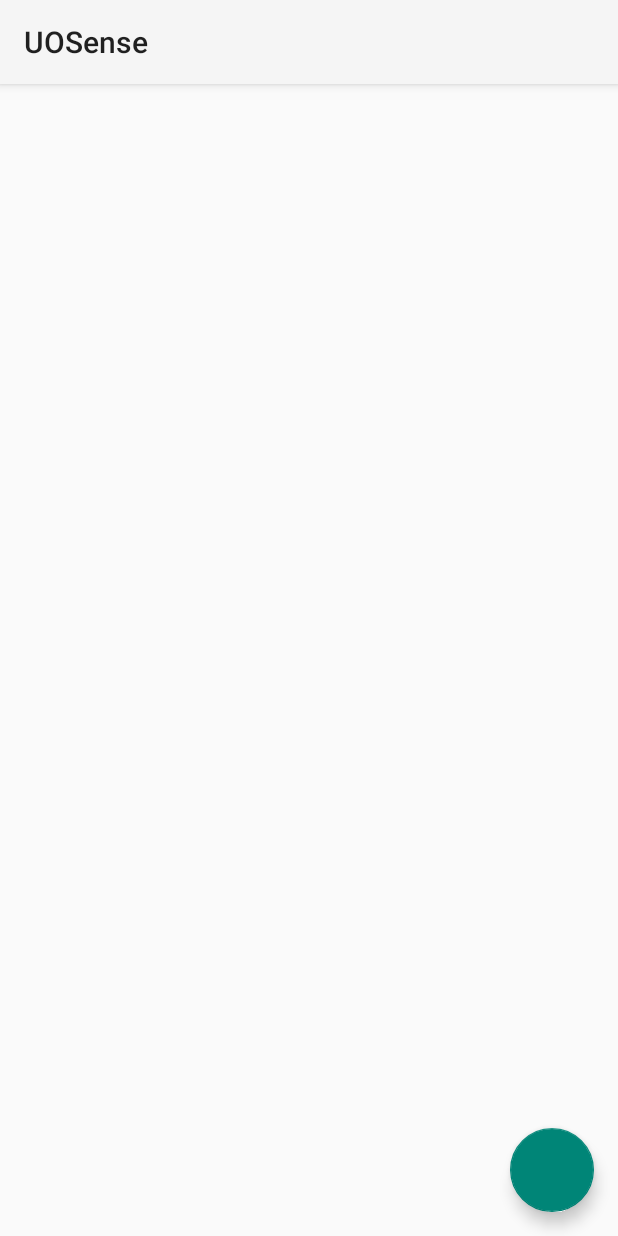
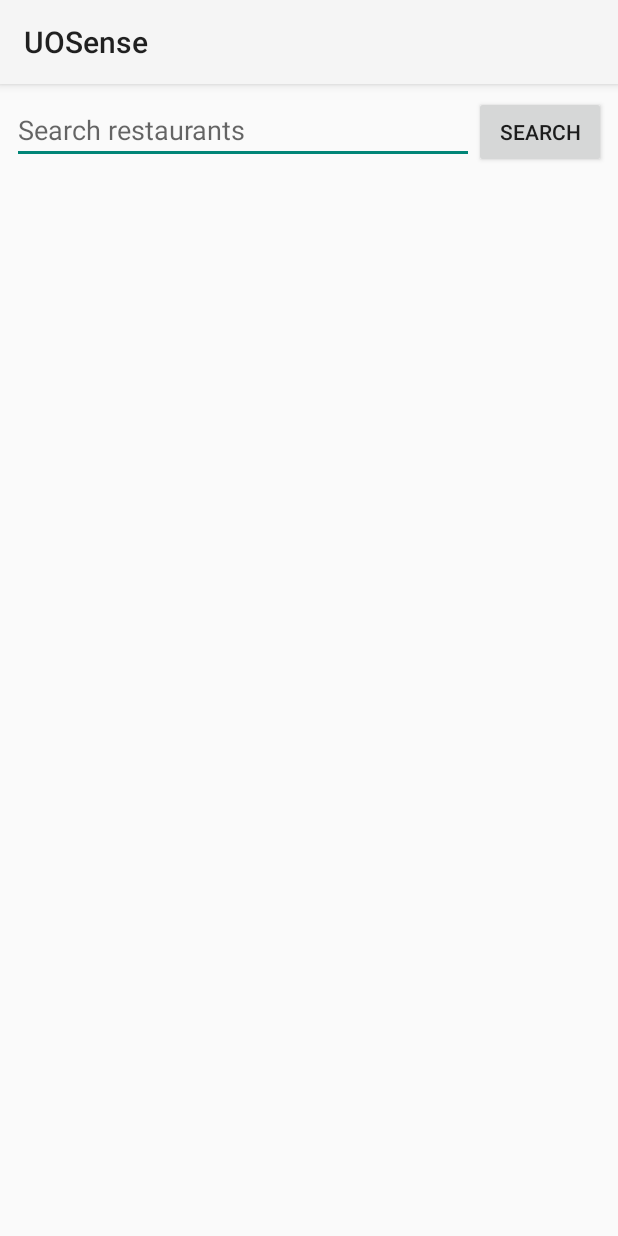
Before and after one commit to UOSense/Front-End, an Android app built with Jetpack Compose: the screen it shows after launch (AdminActivity before the commit, MainActivity after it), on a phone screen of 412 x 824 dp. Run offline under Robolectric (Android 15) with nearby library versions, the phone set to English and light mode, and no system bars; libraries missing offline, so code that uses them is left out: com.naver.maps; 3 statements that could not run were skipped.

Commit message:
Naver Map APP Upload

```diff
--- a/app/build.gradle.kts
+++ b/app/build.gradle.kts
@@ -67,4 +67,7 @@ dependencies {
     androidTestImplementation(libs.androidx.ui.test.junit4)
     debugImplementation(libs.androidx.ui.tooling)
     debugImplementation(libs.androidx.ui.test.manifest)
+
+    // 네이버 API
+    implementation("com.naver.maps:map-sdk:3.19.1")
 }
--- /dev/null
+++ b/app/src/main/java/com/example/uosense/MainActivity.kt
@@ -0,0 +1,150 @@
+package com.example.uosense
+
+import android.os.Bundle
+import android.view.View
+import android.widget.Button
+import android.widget.EditText
+import androidx.fragment.app.*
+import androidx.appcompat.app.AppCompatActivity
+import androidx.fragment.app.FragmentContainerView
+import androidx.recyclerview.widget.LinearLayoutManager
+import androidx.recyclerview.widget.RecyclerView
+import com.naver.maps.geometry.LatLng
+import com.naver.maps.map.*
+import com.naver.maps.map.util.FusedLocationSource
+import com.naver.maps.map.CameraUpdate
+
+import com.naver.maps.map.NaverMap
+import com.naver.maps.map.OnMapReadyCallback
+
+import com.naver.maps.map.overlay.Marker
+
+
+import com.example.uosense.adapters.SearchResultAdapter
+import com.example.uosense.models.Restaurant
+
+class MainActivity : AppCompatActivity(), OnMapReadyCallback {
+
+    private lateinit var naverMap: NaverMap
+    private lateinit var locationSource: FusedLocationSource
+    private lateinit var recyclerView: RecyclerView
+    private lateinit var searchResultAdapter: SearchResultAdapter
+    private lateinit var searchButton: Button
+    private lateinit var searchField: EditText
+
+    private val markers = mutableListOf<Marker>()
+
+    override fun onCreate(savedInstanceState: Bundle?) {
+        super.onCreate(savedInstanceState)
+        NaverMapSdk.getInstance(this).client =
+            NaverMapSdk.NaverCloudPlatformClient("s78aa7asq0")
+        setContentView(R.layout.activity_main)
+
+        // MapFragment 가져오기 또는 추가
+        var mapFragment = supportFragmentManager.findFragmentById(R.id.map_fragment) as? MapFragment
+        if (mapFragment == null) {
+            mapFragment = MapFragment.newInstance()
+            supportFragmentManager.beginTransaction()
+                .add(R.id.map_fragment, mapFragment)
+                .commit()
+        }
+
+
+        searchField = findViewById(R.id.searchField)
+        searchButton = findViewById(R.id.searchButton)
+        recyclerView = findViewById(R.id.searchResults)
+
+        // RecyclerView 초기화
+        recyclerView.layoutManager = LinearLayoutManager(this)
+        searchResultAdapter = SearchResultAdapter { restaurant ->
+            moveToMarker(restaurant)
+        }
+        recyclerView.adapter = searchResultAdapter
+
+        // 검색 버튼 클릭 이벤트
+        searchButton.setOnClickListener {
+            val query = searchField.text.toString()
+            if (query.isNotEmpty()) {
+                searchRestaurants(query)
+            }
+        }
+    }
+
+    override fun onMapReady(map: NaverMap) {
+        naverMap = map
+        locationSource = FusedLocationSource(this, LOCATION_PERMISSION_REQUEST_CODE)
+        naverMap.locationSource = locationSource
+        naverMap.uiSettings.isLocationButtonEnabled = true
+
+        // 초기 지도 위치 설정
+        val seoul = LatLng(37.5665, 126.9780)
+        naverMap.moveCamera(CameraUpdate.scrollTo(seoul))
+    }
+
+    private fun searchRestaurants(query: String) {
+        // 기존 마커 제거
+        markers.forEach { it.map = null }
+        markers.clear()
+
+        val mockData = listOf(
+            Restaurant(1, "Sushi House", "123 Sushi St.", 37.567, 126.978, 4.5f, "Delicious"),
+            Restaurant(2, "Pasta Palace", "456 Pasta Rd.", 37.565, 126.976, 4.2f, "Not Bad")
+        )
+
+        val filteredResults = mockData.filter { it.name.contains(query, ignoreCase = true) }
+
+        filteredResults.forEach { restaurant ->
+            val marker = Marker()
+            marker.position = LatLng(restaurant.latitude, restaurant.longitude)
+            marker.map = naverMap
+            marker.captionText = restaurant.name
+            markers.add(marker)
+        }
+
+        searchResultAdapter.submitList(filteredResults)
+        recyclerView.visibility = if (filteredResults.isNotEmpty()) View.VISIBLE else View.GONE
+    }
+
+    private fun moveToMarker(restaurant: Restaurant) {
+        val position = LatLng(restaurant.latitude, restaurant.longitude)
+        naverMap.moveCamera(CameraUpdate.scrollTo(position))
+    }
+
+    companion object {
+        private const val LOCATION_PERMISSION_REQUEST_CODE = 1000
+    }
+
+    /*
+    private fun fetchRestaurants(query: String) {
+    // 네트워크 요청 또는 데이터베이스 검색 로직 추가
+    }
+     */
+
+    /*
+    검색 결과가 없는 경우 -> Recycler는 숨겨야함
+    if (filteredResults.isEmpty()) {
+    Toast.makeText(this, "No results found", Toast.LENGTH_SHORT).show()
+    }
+     */
+
+    /*
+    사용자가 마커 누르면 레스토랑 상세 정보 볼수있어야함
+    marker.setOnClickListener {
+    Toast.makeText(this, "Selected: ${restaurant.name}", Toast.LENGTH_SHORT).show()
+    true
+    }
+     */
+
+    /*
+    위치 서비스 권한 처리 제대로 안된다? 앱 종료
+    override fun onRequestPermissionsResult(requestCode: Int, permissions: Array<String>, grantResults: IntArray) {
+    if (locationSource.onRequestPermissionsResult(requestCode, permissions, grantResults)) {
+        if (!locationSource.isActivated) {
+            naverMap.locationTrackingMode = LocationTrackingMode.None
+        }
+        return
+    }
+    super.onRequestPermissionsResult(requestCode, permissions, grantResults)
+    }
+     */
+}
--- a/app/src/main/java/com/example/uosense/adapters/RestaurantAdapter.kt
+++ b/app/src/main/java/com/example/uosense/adapters/RestaurantAdapter.kt
@@ -11,7 +11,7 @@ import androidx.recyclerview.widget.RecyclerView
 import com.example.uosense.R
 import com.example.uosense.models.Restaurant
 
-class RestaurantAdapter(
+class RestaurantAdapter( // admin adapter
     private val onEditClick: (Restaurant) -> Unit, // 수정 버튼 클릭 처리
     private val onDeleteClick: (Restaurant) -> Unit // 삭제 버튼 클릭 처리
 ) : ListAdapter<Restaurant, RestaurantAdapter.RestaurantViewHolder>(DIFF_CALLBACK) {
--- a/app/src/main/java/com/example/uosense/fragments/AddEditRestDialogFragment.kt
+++ b/app/src/main/java/com/example/uosense/fragments/AddEditRestDialogFragment.kt
@@ -48,7 +48,10 @@ class AddEditRestDialogFragment : DialogFragment() {
                 id = restaurant?.id ?: 0,
                 name = etName.text.toString(),
                 location = etLocation.text.toString(),
-                rating = etRating.text.toString().toFloatOrNull() ?: 0f
+                latitude = restaurant?.latitude ?: 0.0, // 기존 값 사용 또는 기본값 0.0
+                longitude = restaurant?.longitude ?: 0.0,
+                rating = etRating.text.toString().toFloatOrNull() ?: 0f,
+                description ="Default description" //수정필요
             )
 
             // 입력값 검증
--- /dev/null
+++ b/app/src/main/res/layout/activity_main.xml
@@ -0,0 +1,41 @@
+<LinearLayout
+    xmlns:android="http://schemas.android.com/apk/res/android"
+    android:layout_width="match_parent"
+    android:layout_height="match_parent"
+    android:orientation="vertical">
+
+    <!-- 검색 필드 -->
+    <LinearLayout
+        android:layout_width="match_parent"
+        android:layout_height="wrap_content"
+        android:orientation="horizontal"
+        android:padding="8dp">
+
+        <EditText
+            android:id="@+id/searchField"
+            android:layout_width="0dp"
+            android:layout_height="wrap_content"
+            android:layout_weight="1"
+            android:hint="Search restaurants" />
+
+        <Button
+            android:id="@+id/searchButton"
+            android:layout_width="wrap_content"
+            android:layout_height="wrap_content"
+            android:text="Search" />
+    </LinearLayout>
+
+    <!-- 네이버 지도 -->
+    <androidx.fragment.app.FragmentContainerView
+        android:id="@+id/map_fragment"
+        android:layout_width="match_parent"
+        android:layout_height="0dp"
+        android:layout_weight="1" />
+
+    <!-- 검색 결과 리스트 -->
+    <androidx.recyclerview.widget.RecyclerView
+        android:id="@+id/searchResults"
+        android:layout_width="match_parent"
+        android:layout_height="wrap_content"
+        android:visibility="gone" />
+</LinearLayout>
--- /dev/null
+++ b/app/src/main/res/values/ids.xml
@@ -0,0 +1,7 @@
+<?xml version="1.0" encoding="utf-8"?>
+<resources>
+    <item name="map_fragment" type="id" />
+    <item name="searchButton" type="id" />
+    <item name="searchField" type="id" />
+    <item name="searchResults" type="id" />
+</resources>
--- a/gradle/libs.versions.toml
+++ b/gradle/libs.versions.toml
@@ -9,6 +9,7 @@ lifecycleRuntimeKtx = "2.6.1"
 activityCompose = "1.8.0"
 composeBom = "2024.04.01"
 appcompat = "1.6.1"
+mapSdk = "3.16.0"
 material = "1.10.0"
 activity = "1.8.0"
 constraintlayout = "2.1.4"
@@ -29,6 +30,7 @@ androidx-ui-test-manifest = { group = "androidx.compose.ui", name = "ui-test-man
 androidx-ui-test-junit4 = { group = "androidx.compose.ui", name = "ui-test-junit4" }
 androidx-material3 = { group = "androidx.compose.material3", name = "material3" }
 androidx-appcompat = { group = "androidx.appcompat", name = "appcompat", version.ref = "appcompat" }
+map-sdk = { module = "com.naver.maps:map-sdk", version.ref = "mapSdk" }
 material = { group = "com.google.android.material", name = "material", version.ref = "material" }
 androidx-activity = { group = "androidx.activity", name = "activity", version.ref = "activity" }
 androidx-constraintlayout = { group = "androidx.constraintlayout", name = "constraintlayout", version.ref = "constraintlayout" }
```
Also changed, not shown: app/src/main/AndroidManifest.xml (+27 -9 lines), app/src/main/java/com/example/uosense/adapters/SearchResultAdapter.kt (added, +55 -0 lines), app/src/main/java/com/example/uosense/models/Restaurant.kt (+11 -2 lines), app/src/main/res/layout/item_restaurant.xml (+13 -10 lines), app/src/main/res/layout/item_user_restaurant.xml (added, +39 -0 lines), settings.gradle.kts (+5 -9 lines), build.gradle.kts (line endings or trailing spaces).
